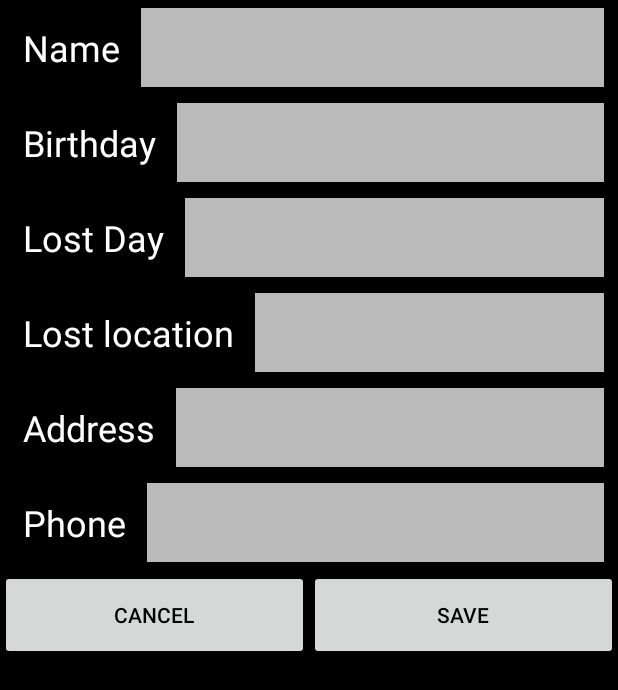
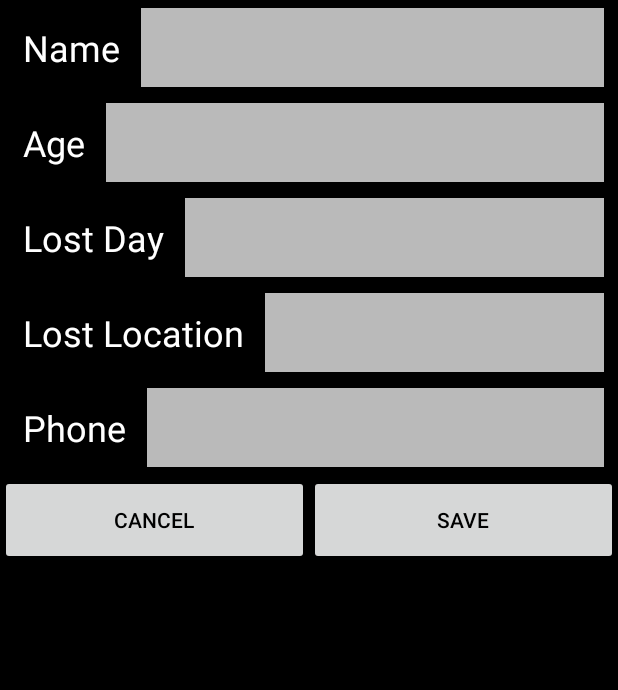
Before and after one commit to fei-chen/AmberAlert, an Android app: the layout dialog_person.xml on its own in the app's theme, with its tools: preview values and no code run, on a phone screen of 412 x 824 dp. Shown: the top 690 px of the screen. Run offline under Robolectric (Android 15) with nearby library versions, the phone set to English and light mode, and no system bars.

Commit message:
Trivia update.

```diff
--- a/app/src/main/res/layout/dialog_person.xml
+++ b/app/src/main/res/layout/dialog_person.xml
@@ -1,5 +1,6 @@
 <?xml version="1.0" encoding="utf-8"?>
 <LinearLayout xmlns:android="http://schemas.android.com/apk/res/android"
+    android:id="@+id/person_root_layout"
     android:background="@color/black"
     android:orientation="vertical" android:layout_width="match_parent"
     android:layout_height="match_parent">
@@ -38,23 +39,23 @@
         android:layout_margin="5dp">
 
         <TextView
-            android:id="@+id/person_bday_title"
+            android:id="@+id/person_age_title"
             android:layout_width="wrap_content"
             android:layout_height="wrap_content"
             android:padding="10dp"
-            android:text="Birthday"
+            android:text="Age"
             android:textColor="@color/white"
             android:textSize="24sp"/>
 
         <EditText
-            android:id="@+id/person_bday_val"
+            android:id="@+id/person_age_val"
             android:layout_width="fill_parent"
             android:layout_height="fill_parent"
             android:layout_marginRight="4.0dp"
             android:layout_marginLeft="4.0dp"
             android:background="@color/light_grey"
             android:textColor="@color/black"
-            android:inputType="date">
+            android:inputType="number">
         </EditText>
     </LinearLayout>
 
@@ -96,7 +97,7 @@
             android:layout_width="wrap_content"
             android:layout_height="wrap_content"
             android:padding="10dp"
-            android:text="Lost location"
+            android:text="Lost Location"
             android:textColor="@color/white"
             android:textSize="24sp"/>
 
@@ -109,33 +110,6 @@
             android:background="@color/light_grey"
             android:textColor="@color/black"
             android:inputType="text">
-        </EditText>
-    </LinearLayout>
-
-    <LinearLayout
-        android:layout_width="fill_parent"
-        android:layout_height="wrap_content"
-        android:orientation="horizontal"
-        android:layout_margin="5dp">
-
-        <TextView
-            android:id="@+id/person_address_title"
-            android:layout_width="wrap_content"
-            android:layout_height="wrap_content"
-            android:padding="10dp"
-            android:text="Address"
-            android:textColor="@color/white"
-            android:textSize="24sp"/>
-
-        <EditText
-            android:id="@+id/person_address_val"
-            android:layout_width="fill_parent"
-            android:layout_height="fill_parent"
-            android:layout_marginRight="4.0dp"
-            android:layout_marginLeft="4.0dp"
-            android:background="@color/light_grey"
-            android:textColor="@color/black"
-            android:inputType="textMultiLine">
         </EditText>
     </LinearLayout>
 
@@ -172,7 +146,7 @@
         android:orientation="horizontal">
 
         <Button
-            android:id="@+id/custom_button_cancel"
+            android:id="@+id/person_button_cancel"
             android:layout_width="0dp"
             android:layout_height="60dp"
             android:layout_weight="50"
@@ -181,7 +155,7 @@
             />
 
         <Button
-            android:id="@+id/custom_button_commit"
+            android:id="@+id/person_button_save"
             android:layout_width="0dp"
             android:layout_height="60dp"
             android:layout_weight="50"
```
Also changed, not shown: app/src/main/java/com/perseus/amberalert/MainActivity.java (+52 -1 lines).
